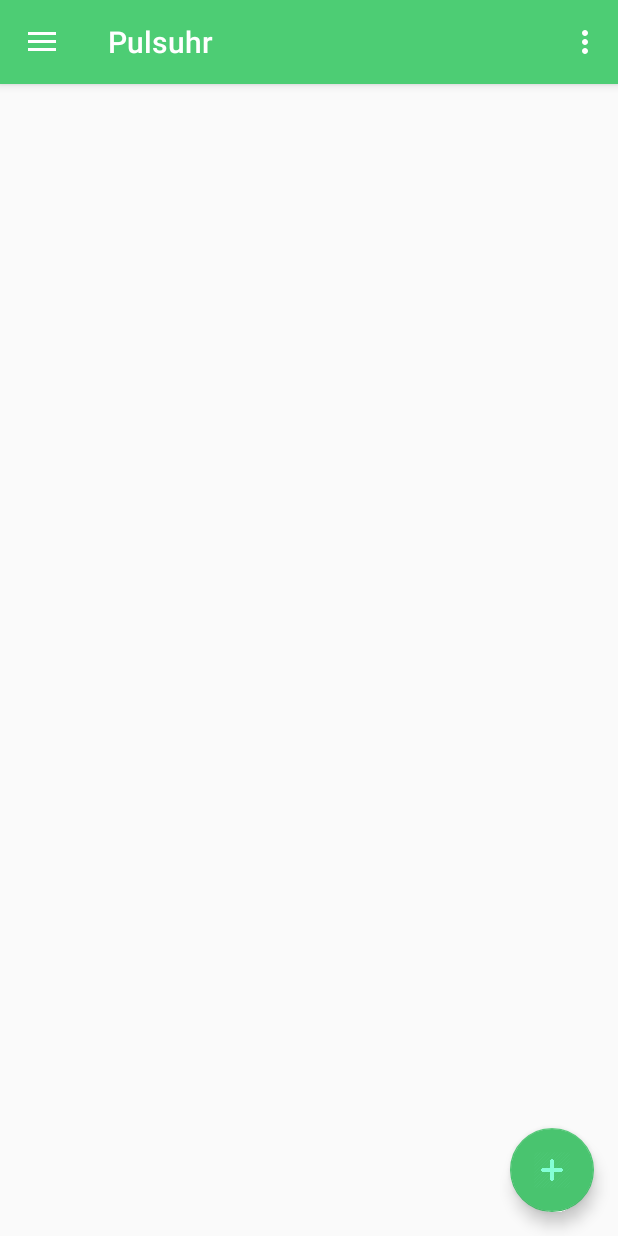
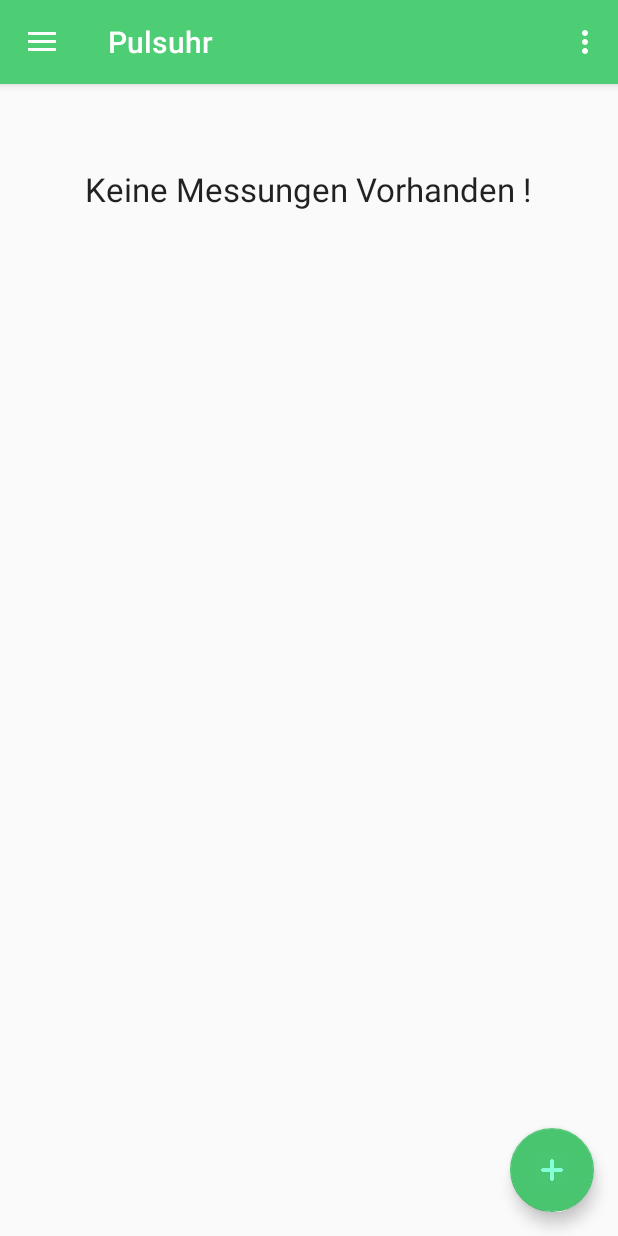
Before and after one commit to kj1995/PulsUhr-1, an Android app: the screen it shows after launch (MainActivity), in the side drawer, after a tap on "Puls Historie", on a phone screen of 412 x 824 dp. Run offline under Robolectric (Android 15) with nearby library versions, the phone set to English and light mode, and no system bars; libraries missing offline, so code that uses them is left out: com.jjoe64.graphview; 1 statement that could not run was skipped.

Commit message:
Fehler behoben

```diff
--- a/app/src/main/java/de/rwth/pulsuhr/pulsuhr/PulsHistoryFragment.java
+++ b/app/src/main/java/de/rwth/pulsuhr/pulsuhr/PulsHistoryFragment.java
@@ -11,6 +11,8 @@ import android.view.LayoutInflater;
 import android.view.View;
 import android.view.ViewGroup;
 import android.widget.Button;
+import android.widget.TextView;
+
 import java.sql.Timestamp;
 import java.text.SimpleDateFormat;
 
@@ -31,6 +33,14 @@ public class PulsHistoryFragment extends Fragment implements View.OnClickListene
         myView = inflater.inflate(R.layout.pulse_history_fragment, container, false);
         recyclerView = (RecyclerView)myView.findViewById(R.id.measurementList);
         myDB = new SqlHelper(getActivity());
+        Cursor cursor = myDB.showMeasurement();
+        TextView tvInfo = (TextView)myView.findViewById(R.id.tvInfo);
+        if (cursor.getCount()!=0){
+            tvInfo.setVisibility(myView.INVISIBLE);
+        }
+        else{
+            tvInfo.setVisibility(myView.VISIBLE);
+        }
         adapter = new MeasurementViewAdapter(getActivity(),myDB);
         recyclerView.setAdapter(adapter);
         recyclerView.setLayoutManager(new LinearLayoutManager(getActivity()));
@@ -39,9 +49,6 @@ public class PulsHistoryFragment extends Fragment implements View.OnClickListene
     }
 
     public void onClick(View v){
-        switch(v.getId())
-        {
-        }
     }
 
     public void makeAlertMessage(String title, String message ){
--- a/app/src/main/java/de/rwth/pulsuhr/pulsuhr/SettingsFragment.java
+++ b/app/src/main/java/de/rwth/pulsuhr/pulsuhr/SettingsFragment.java
@@ -32,8 +32,8 @@ public class SettingsFragment extends Fragment implements View.OnClickListener{
         final SqlHelper myDB = new SqlHelper(getActivity());
         switch (v.getId()){
             case R.id.btnResetDB :
-                int succesful = myDB.deleteMeasurment(null);
-                if(succesful > 0){
+                int successful = myDB.deleteMeasurement(null,null);
+                if(successful > 0){
                     Toast.makeText(getActivity(),"Datenbank zurückgesetzt !",Toast.LENGTH_SHORT).show();
                 }
                 break;
--- a/app/src/main/res/layout/pulse_history_fragment.xml
+++ b/app/src/main/res/layout/pulse_history_fragment.xml
@@ -8,4 +8,13 @@
         android:layout_height="wrap_content">
 
     </android.support.v7.widget.RecyclerView>
+
+    <TextView
+        android:layout_width="wrap_content"
+        android:layout_height="wrap_content"
+        android:textAppearance="?android:attr/textAppearanceLarge"
+        android:text="Keine Messungen Vorhanden !"
+        android:id="@+id/tvInfo"
+        android:layout_below="@+id/measurementList"
+        android:layout_centerHorizontal="true" />
 </RelativeLayout>
```
Also changed, not shown: app/src/main/java/de/rwth/pulsuhr/pulsuhr/MeasurementViewAdapter.java (+6 -12 lines), app/src/main/java/de/rwth/pulsuhr/pulsuhr/SqlHelper.java (+10 -2 lines).
